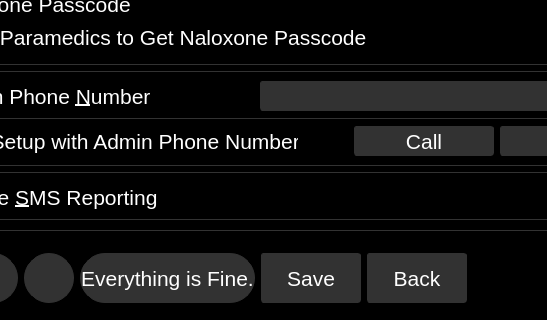
The window that qt_design/main_window.ui (zyl120/Naloxone_Safety_Kit) describes before a commit, drawn with Qt 5; both pictures show x 103 to 650 and y 160 to 480 of the 800 by 480 pixel window.
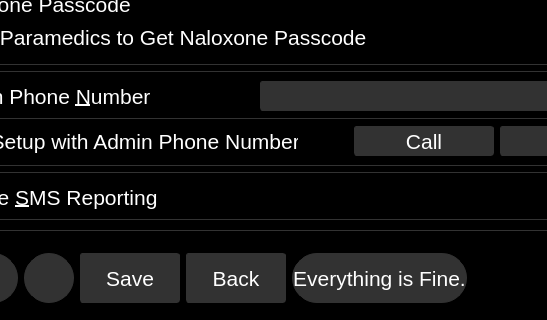
The same window after the commit. The open tabs and pages were chosen to show the change. Icons and pictures are not drawn.

Commit message: change arrange of the status bar

Diff of the .ui file:
```diff
--- a/qt_design/main_window.ui
+++ b/qt_design/main_window.ui
@@ -5646,42 +5646,6 @@
          </property>
         </widget>
        </item>
-       <item>
-        <widget class="QLabel" name="status_bar">
-         <property name="sizePolicy">
-          <sizepolicy hsizetype="Expanding" vsizetype="Preferred">
-           <horstretch>0</horstretch>
-           <verstretch>0</verstretch>
-          </sizepolicy>
-         </property>
-         <property name="minimumSize">
-          <size>
-           <width>100</width>
-           <height>50</height>
-          </size>
-         </property>
-         <property name="maximumSize">
-          <size>
-           <width>300</width>
-           <height>50</height>
-          </size>
-         </property>
-         <property name="font">
-          <font>
-           <pointsize>16</pointsize>
-          </font>
-         </property>
-         <property name="styleSheet">
-          <string notr="true">color: white; background-color: rgb(50,50,50); border-radius:25px;border-color: rgb(50,50,50);border-width: 1px;border-style: solid;</string>
-         </property>
-         <property name="text">
-          <string>Everything is Fine.</string>
-         </property>
-         <property name="alignment">
-          <set>Qt::AlignCenter</set>
-         </property>
-        </widget>
-       </item>
        <item>
         <widget class="QPushButton" name="saveToFilePushButton">
          <property name="minimumSize">
@@ -5772,6 +5736,42 @@
          </property>
         </widget>
        </item>
+       <item>
+        <widget class="QLabel" name="status_bar">
+         <property name="sizePolicy">
+          <sizepolicy hsizetype="Expanding" vsizetype="Preferred">
+           <horstretch>0</horstretch>
+           <verstretch>0</verstretch>
+          </sizepolicy>
+         </property>
+         <property name="minimumSize">
+          <size>
+           <width>100</width>
+           <height>50</height>
+          </size>
+         </property>
+         <property name="maximumSize">
+          <size>
+           <width>300</width>
+           <height>50</height>
+          </size>
+         </property>
+         <property name="font">
+          <font>
+           <pointsize>16</pointsize>
+          </font>
+         </property>
+         <property name="styleSheet">
+          <string notr="true">color: white; background-color: rgb(50,50,50); border-radius:25px;border-color: rgb(50,50,50);border-width: 1px;border-style: solid;</string>
+         </property>
+         <property name="text">
+          <string>Everything is Fine.</string>
+         </property>
+         <property name="alignment">
+          <set>Qt::AlignCenter</set>
+         </property>
+        </widget>
+       </item>
        <item>
         <spacer name="horizontalSpacer_2">
          <property name="orientation">
```
Left out of the diff: 16 changed lines with no effect on the pictures. The commit also changes 2 other files.
